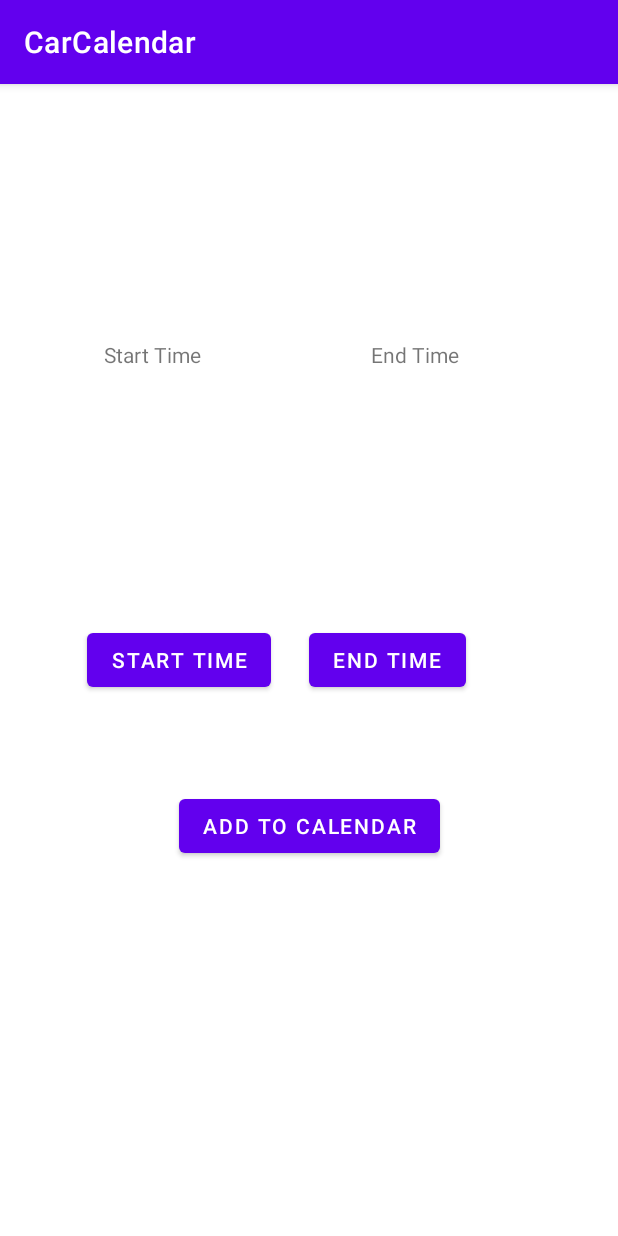
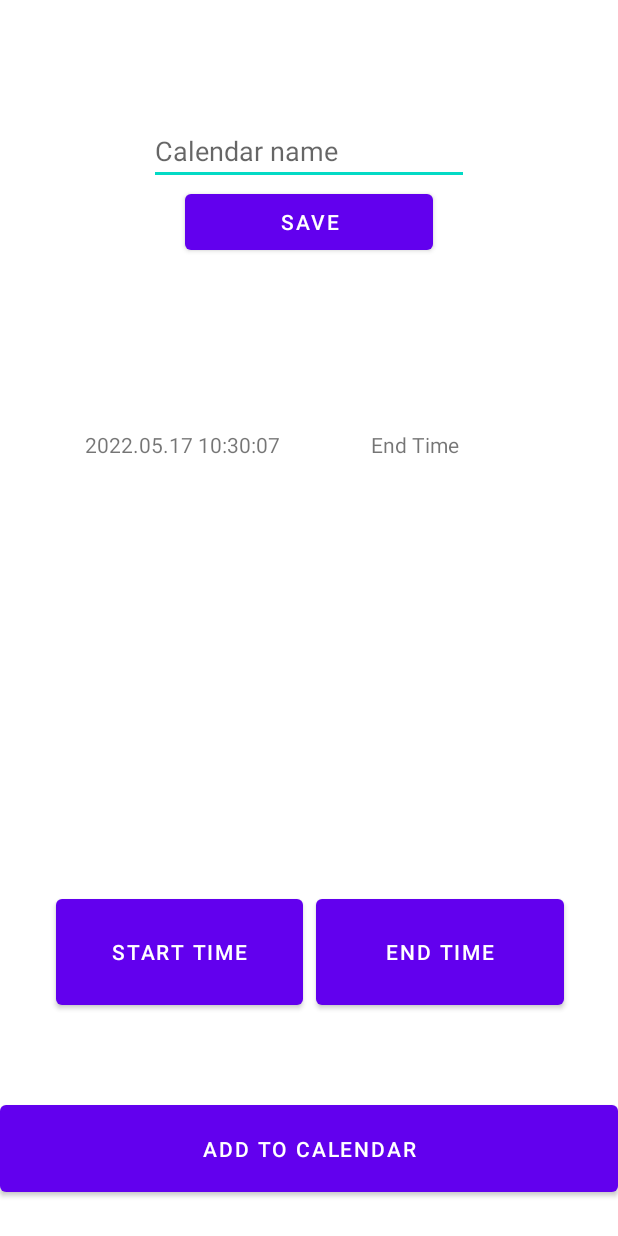
Before and after one commit to RijuGoose/CarCalendar, an Android app: the screen it shows after launch (MainActivity), after a tap on "START TIME", on a phone screen of 412 x 824 dp. Run offline under Robolectric (Android 15) with nearby library versions, the phone set to English and light mode, and no system bars; 1 statement that could not run was skipped.

Commit message:
Action bar removed, saves data in json file

```diff
--- a/app/src/main/AndroidManifest.xml
+++ b/app/src/main/AndroidManifest.xml
@@ -4,7 +4,8 @@
     package="com.riju.carcalendar">
     <uses-permission android:name="android.permission.READ_CALENDAR" />
     <uses-permission android:name="android.permission.WRITE_CALENDAR" />
-    <uses-permission android:name="android.permission.CAMERA"/>
+    <uses-permission android:name="android.permission.WRITE_EXTERNAL_STORAGE" />
+    <uses-permission android:name="android.permission.READ_EXTERNAL_STORAGE" />
     <application
         android:allowBackup="true"
         android:dataExtractionRules="@xml/data_extraction_rules"
--- a/app/src/main/java/com/riju/carcalendar/MainActivity.java
+++ b/app/src/main/java/com/riju/carcalendar/MainActivity.java
@@ -14,6 +14,7 @@ import android.content.pm.PackageManager;
 import android.database.Cursor;
 import android.net.Uri;
 import android.os.Bundle;
+import android.os.Environment;
 import android.provider.CalendarContract;
 import android.util.Log;
 import android.view.View;
@@ -27,7 +28,17 @@ import com.google.android.gms.auth.api.signin.GoogleSignInOptions;
 import com.google.android.gms.common.api.ApiException;
 import com.google.android.gms.tasks.Task;
 
+import org.json.JSONException;
+import org.json.JSONObject;
+
 import java.io.BufferedReader;
+import java.io.BufferedWriter;
+import java.io.File;
+import java.io.FileInputStream;
+import java.io.FileNotFoundException;
+import java.io.FileOutputStream;
+import java.io.FileReader;
+import java.io.FileWriter;
 import java.io.IOException;
 import java.io.InputStreamReader;
 import java.io.OutputStream;
@@ -35,19 +46,24 @@ import java.net.HttpURLConnection;
 import java.net.MalformedURLException;
 import java.net.ProtocolException;
 import java.net.URL;
+import java.nio.charset.StandardCharsets;
 import java.sql.Time;
+import java.text.SimpleDateFormat;
 import java.util.Calendar;
 import java.util.Date;
 
 public class MainActivity extends AppCompatActivity {
 
-
+    long startMillis = 0;
+    long endMillis = 0;
 
     @Override
     protected void onCreate(Bundle savedInstanceState) {
         super.onCreate(savedInstanceState);
         setContentView(R.layout.activity_main);
 
+        ActivityCompat.requestPermissions(MainActivity.this, new String[]{ Manifest.permission.WRITE_CALENDAR, Manifest.permission.READ_CALENDAR}, 1);
+        ActivityCompat.requestPermissions(MainActivity.this, new String[]{ Manifest.permission.WRITE_EXTERNAL_STORAGE, Manifest.permission.READ_EXTERNAL_STORAGE}, 1);
 //        GoogleSignInOptions gso = new GoogleSignInOptions.Builder(GoogleSignInOptions.DEFAULT_SIGN_IN).requestEmail().build();
 //
 //        Intent signInIntent = GoogleSignIn.getClient(this, gso).getSignInIntent();
@@ -55,117 +71,14 @@ public class MainActivity extends AppCompatActivity {
 //
 //        startActivityForResult(signInIntent, 1);
 
-        Button startbtn = (Button)this.findViewById(R.id.startbtn);
-        TextView starttime = (TextView)this.findViewById(R.id.starttime);
+        TextView starttime = (TextView) this.findViewById(R.id.starttime);
 
-        startbtn.setOnClickListener(new View.OnClickListener(){
-            public void onClick(View v){
-                Calendar time = Calendar.getInstance();
-                time.setTime(new Date());
-                time.set(Calendar.HOUR_OF_DAY, time.get(Calendar.HOUR_OF_DAY) + 1);
+        Calendar time = Calendar.getInstance();
+        time.setTimeInMillis(Long.parseLong(getCarDataJson("starttime")));
 
-            }
-        });
-
-        int permCalendar = ActivityCompat.checkSelfPermission(MainActivity.this, Manifest.permission.WRITE_CALENDAR);
-
-        if(permCalendar != PackageManager.PERMISSION_GRANTED)
-        {
-            ActivityCompat.requestPermissions(MainActivity.this, new String[]{ Manifest.permission.WRITE_CALENDAR, Manifest.permission.READ_CALENDAR}, 1);
-
-        }
-        if(permCalendar == PackageManager.PERMISSION_GRANTED) {
-            long calID = getCalendarId();
-
-            if (calID == -1) {
-                Toast.makeText(MainActivity.this, "Naptár nem található", Toast.LENGTH_LONG).show();
-                return;
-            }
-
-            long startMillis = 0;
-            long endMillis = 0;
-            Calendar time = Calendar.getInstance();
-            time.setTime(new Date());
-            startMillis = time.getTimeInMillis();
-            time.set(Calendar.HOUR_OF_DAY, time.get(Calendar.HOUR_OF_DAY) + 1);
-
-            endMillis = time.getTimeInMillis();
-
-            ContentResolver cr = getContentResolver();
-            ContentValues values = new ContentValues();
-            values.put(CalendarContract.Events.DTSTART, startMillis);
-            values.put(CalendarContract.Events.DTEND, endMillis);
-            values.put(CalendarContract.Events.TITLE, "Event Example");
-            values.put(CalendarContract.Events.DESCRIPTION, "Description to the example event");
-            values.put(CalendarContract.Events.CALENDAR_ID, calID);
-            values.put(CalendarContract.Events.EVENT_TIMEZONE, "America/Los_Angeles");
-            values.put(CalendarContract.Events.EVENT_LOCATION, "New York City");
-
-            //Uri uri = cr.insert(CalendarContract.Events.CONTENT_URI, values);
-
-
-//_-------------------
-            String[] projection = new String[] { CalendarContract.Calendars._ID, CalendarContract.Calendars.ACCOUNT_NAME, CalendarContract.Calendars.CALENDAR_DISPLAY_NAME };
-            String selection = CalendarContract.Calendars.ACCOUNT_NAME + " = ? AND "
-                    + CalendarContract.Calendars.ACCOUNT_TYPE + " = ? ";
-            // use the same values as above:
-            //String[] selArgs = new String[] { calendarName, CalendarContract.ACCOUNT_TYPE_LOCAL  };
-            String[] selArgs = new String[] { "oszvaldgergo20@gmail.com", "com.google"  };
-
-            Cursor cursor = getContentResolver().query(CalendarContract.Calendars.CONTENT_URI, projection, selection,
-                    selArgs, null);
-
-            String out = "";
-            while (cursor.moveToNext()) {
-
-                out += cursor.getLong(0) + ", " + cursor.getString(1) + ", "  + cursor.getString(2) + "\r\n";
-            }
-
-            AlertDialog.Builder dlgAlert  = new AlertDialog.Builder(this);
-            dlgAlert.setMessage(out);
-            dlgAlert.setTitle("App Title");
-            dlgAlert.setPositiveButton("OK", null);
-            dlgAlert.setCancelable(true);
-            dlgAlert.create().show();
-        }
-
-//        URL url = null;
-//        try {
-//            url = new URL("https://www.googleapis.com/calendar/v3/calendars/[CALENDARID]/events?key=[YOUR_API_KEY] HTTP/1.1");
-//        } catch (MalformedURLException e) {
-//            e.printStackTrace();
-//        }
-//
-//        HttpURLConnection con = null;
-//        try {
-//            con = (HttpURLConnection)url.openConnection();
-//            con.setRequestMethod("POST");
-//
-//            con.setRequestProperty("Content-Type", "application/json; utf-8");
-//            con.setRequestProperty("Accept", "application/json");
-//
-//            con.setDoOutput(true);
-//
-//            String jsonInputString = "{key: value, key: value";
-//
-//            try(OutputStream os = con.getOutputStream()) {
-//                byte[] input = jsonInputString.getBytes("utf-8");
-//                os.write(input, 0, input.length);
-//            }
-//
-//            try(BufferedReader br = new BufferedReader(
-//                    new InputStreamReader(con.getInputStream(), "utf-8"))) {
-//                StringBuilder response = new StringBuilder();
-//                String responseLine = null;
-//                while ((responseLine = br.readLine()) != null) {
-//                    response.append(responseLine.trim());
-//                }
-//                System.out.println(response.toString());
-//            }
-//
-//        } catch (Exception e) {
-//            e.printStackTrace();
-//        }
+        SimpleDateFormat sdf = new SimpleDateFormat("yyyy.MM.dd HH:mm:ss");
+        String datestring = sdf.format(time.getTime());
+        starttime.setText(datestring);
     }
 
     private long getCalendarId() {
@@ -175,7 +88,11 @@ public class MainActivity extends AppCompatActivity {
                 + CalendarContract.Calendars.CALENDAR_DISPLAY_NAME + " = ? ";
         // use the same values as above:
         //String[] selArgs = new String[] { calendarName, CalendarContract.ACCOUNT_TYPE_LOCAL  };
-        String[] selArgs = new String[] { "oszvaldgergo20@gmail.com", "com.google", "Jövőbeli esegfbmények" };
+        //String[] selArgs = new String[] { "oszvaldgergo20@gmail.com", "com.google", "Jövőbeli események" };
+
+        String calendarname = ((TextView)findViewById(R.id.calendarname)).getText().toString();
+
+        String[] selArgs = new String[] { "oszvaldgergo20@gmail.com", "com.google", calendarname };
         if (ActivityCompat.checkSelfPermission(this,
                 Manifest.permission.READ_CALENDAR) != PackageManager.PERMISSION_GRANTED) {
             return -1;
@@ -214,4 +131,162 @@ public class MainActivity extends AppCompatActivity {
             //updateUI(null);
         }
     }
+
+    public void AddStartTime(View v)
+    {
+        TextView starttime = (TextView)this.findViewById(R.id.starttime);
+
+        Calendar time = Calendar.getInstance();
+        time.setTime(new Date());
+
+        SimpleDateFormat sdf = new SimpleDateFormat("yyyy.MM.dd HH:mm:ss");
+        String datestring = sdf.format(new Date());
+        starttime.setText(datestring);
+
+        startMillis = time.getTimeInMillis();
+
+        JSONObject jsonObject = new JSONObject();
+        try {
+            jsonObject.put("starttime", startMillis);
+
+            String userString = jsonObject.toString();
+// Define the File Path and its Name
+            File file = new File(getFilesDir(), "cardata.json");
+            FileWriter fileWriter = new FileWriter(file);
+            BufferedWriter bufferedWriter = new BufferedWriter(fileWriter);
+            bufferedWriter.write(userString);
+            bufferedWriter.close();
+        } catch (JSONException | IOException e) {
+            e.printStackTrace();
+        }
+    }
+
+    private String getCarDataJson(String attribute)
+    {
+        File file = new File(getFilesDir(), "cardata.json");
+        FileReader fileReader = null;
+        try {
+            fileReader = new FileReader(file);
+            BufferedReader bufferedReader = new BufferedReader(fileReader);
+            StringBuilder stringBuilder = new StringBuilder();
+            String line = bufferedReader.readLine();
+            while (line != null){
+                stringBuilder.append(line).append("\n");
+                line = bufferedReader.readLine();
+            }
+            bufferedReader.close();
+
+            String response = stringBuilder.toString();
+
+            JSONObject jsonObject  = new JSONObject(response);
+            return jsonObject.get(attribute).toString();
+        } catch (FileNotFoundException e) {
+            e.printStackTrace();
+        } catch (IOException e) {
+            e.printStackTrace();
+        } catch (JSONException e) {
+            e.printStackTrace();
+        }
+
+        return "";
+    }
+
+    public void AddEndTime(View v)
+    {
+        File file = new File(getFilesDir(), "cardata.json");
+        FileReader fileReader = null;
+        try {
+            fileReader = new FileReader(file);
+            BufferedReader bufferedReader = new BufferedReader(fileReader);
+            StringBuilder stringBuilder = new StringBuilder();
+            String line = bufferedReader.readLine();
+            while (line != null){
+                stringBuilder.append(line).append("\n");
+                line = bufferedReader.readLine();
+            }
+            bufferedReader.close();
+
+            String response = stringBuilder.toString();
+
+            JSONObject jsonObject  = new JSONObject(response);
+            jsonObject.get("starttime").toString();
+        } catch (FileNotFoundException e) {
+            e.printStackTrace();
+        } catch (IOException e) {
+            e.printStackTrace();
+        } catch (JSONException e) {
+            e.printStackTrace();
+        }
+
+        TextView endtime = (TextView)this.findViewById(R.id.endtime);
+        Calendar time = Calendar.getInstance();
+        time.setTime(new Date());
+
+        endMillis = time.getTimeInMillis();
+
+        SimpleDateFormat sdf = new SimpleDateFormat("yyyy.MM.dd HH:mm:ss");
+        String datestring = sdf.format(new Date());
+        endtime.setText(datestring);
+    }
+
+    public void AddEventToCalendar(View v)
+    {
+        int permCalendar = ActivityCompat.checkSelfPermission(MainActivity.this, Manifest.permission.WRITE_CALENDAR);
+
+//                if(permCalendar != PackageManager.PERMISSION_GRANTED)
+//                {
+//                    ActivityCompat.requestPermissions(MainActivity.this, new String[]{ Manifest.permission.WRITE_CALENDAR, Manifest.permission.READ_CALENDAR}, 1);
+//
+//                }
+        if(permCalendar == PackageManager.PERMISSION_GRANTED) {
+            long calID = getCalendarId();
+
+            if (calID == -1) {
+                Toast.makeText(MainActivity.this, "Naptár nem található", Toast.LENGTH_LONG).show();
+                return;
+            }
+
+
+            ContentResolver cr = getContentResolver();
+            ContentValues values = new ContentValues();
+            values.put(CalendarContract.Events.DTSTART, startMillis);
+            values.put(CalendarContract.Events.DTEND, endMillis);
+            values.put(CalendarContract.Events.TITLE, "Autó használat");
+            //values.put(CalendarContract.Events.DESCRIPTION, "Description to the example event");
+            values.put(CalendarContract.Events.EVENT_TIMEZONE, Calendar.getInstance().getTimeZone().toString());
+            values.put(CalendarContract.Events.CALENDAR_ID, calID);
+
+            Uri uri = cr.insert(CalendarContract.Events.CONTENT_URI, values);
+        }
+    }
+
+    public void ListMyCalendars()
+    {
+        String[] projection = new String[] { CalendarContract.Calendars._ID, CalendarContract.Calendars.ACCOUNT_NAME, CalendarContract.Calendars.CALENDAR_DISPLAY_NAME };
+        String selection = CalendarContract.Calendars.ACCOUNT_NAME + " = ? AND "
+                + CalendarContract.Calendars.ACCOUNT_TYPE + " = ? ";
+        // use the same values as above:
+        //String[] selArgs = new String[] { calendarName, CalendarContract.ACCOUNT_TYPE_LOCAL  };
+        String[] selArgs = new String[] { "oszvaldgergo20@gmail.com", "com.google"  };
+
+        Cursor cursor = getContentResolver().query(CalendarContract.Calendars.CONTENT_URI, projection, selection,
+                selArgs, null);
+
+        String out = "";
+        while (cursor.moveToNext()) {
+
+            out += cursor.getLong(0) + ", " + cursor.getString(1) + ", "  + cursor.getString(2) + "\r\n";
+        }
+
+        AlertDialog.Builder dlgAlert  = new AlertDialog.Builder(this);
+        dlgAlert.setMessage(out);
+        dlgAlert.setTitle("App Title");
+        dlgAlert.setPositiveButton("OK", null);
+        dlgAlert.setCancelable(true);
+        dlgAlert.create().show();
+    }
+
+    public void SaveConfig(View view)
+    {
+    }
 }
--- a/app/src/main/res/layout/activity_main.xml
+++ b/app/src/main/res/layout/activity_main.xml
@@ -10,8 +10,10 @@
 
     <Button
         android:id="@+id/startbtn"
-        android:layout_width="wrap_content"
-        android:layout_height="wrap_content"
+        android:layout_height="0dp"
+        android:layout_width="0dp"
+        app:layout_constraintHeight_percent="0.1"
+        app:layout_constraintWidth_percent="0.4"
         android:text="Start time"
 
         app:layout_constraintStart_toStartOf="parent"
@@ -19,13 +21,17 @@
         app:layout_constraintBottom_toBottomOf="parent"
         app:layout_constraintTop_toTopOf="parent"
 
-        app:layout_constraintHorizontal_bias="0.2"
+        app:layout_constraintHorizontal_bias="0.15"
+        app:layout_constraintVertical_bias="0.8"
+        android:onClick="AddStartTime"
 
         />
     <Button
         android:id="@+id/endbtn"
-        android:layout_width="wrap_content"
-        android:layout_height="wrap_content"
+        android:layout_height="0dp"
+        android:layout_width="0dp"
+        app:layout_constraintHeight_percent="0.1"
+        app:layout_constraintWidth_percent="0.4"
         android:text="End time"
 
         app:layout_constraintStart_toEndOf="@id/startbtn"
@@ -34,13 +40,16 @@
         app:layout_constraintTop_toTopOf="parent"
 
         app:layout_constraintHorizontal_bias="0.2"
+        app:layout_constraintVertical_bias="0.8"
 
+
+        android:onClick="AddEndTime"
         />
 
     <Button
         android:id="@+id/addbtn"
-        android:layout_width="wrap_content"
-        android:layout_height="wrap_content"
+        android:layout_width="match_parent"
+        android:layout_height="70dp"
         android:text="Add to Calendar"
 
         app:layout_constraintStart_toStartOf="parent"
@@ -49,8 +58,9 @@
         app:layout_constraintBottom_toBottomOf="parent"
 
         app:layout_constraintHorizontal_bias="0.5"
-        app:layout_constraintVertical_bias="0.2"
+        app:layout_constraintVertical_bias="0.7"
 
+        android:onClick="AddEventToCalendar"
         />
 
     <TextView
@@ -82,4 +92,36 @@
         app:layout_constraintHorizontal_bias="0.7"
         app:layout_constraintVertical_bias="0.5"
         />
+
+    <EditText
+        android:id="@+id/calendarname"
+        android:layout_width="wrap_content"
+        android:layout_height="wrap_content"
+        android:ems="10"
+        android:hint="Calendar name"
+        app:layout_constraintBottom_toBottomOf="parent"
+        app:layout_constraintEnd_toEndOf="parent"
+        app:layout_constraintStart_toStartOf="parent"
+
+        app:layout_constraintTop_toTopOf="parent"
+        app:layout_constraintVertical_bias="0.1" />
+
+    <Button
+        android:id="@+id/savebtn"
+        android:layout_height="0dp"
+        android:layout_width="0dp"
+        app:layout_constraintHeight_percent="0.06"
+        app:layout_constraintWidth_percent="0.4"
+        android:text="Save"
+
+        app:layout_constraintStart_toStartOf="@id/calendarname"
+        app:layout_constraintEnd_toEndOf="@id/calendarname"
+        app:layout_constraintBottom_toBottomOf="parent"
+        app:layout_constraintTop_toBottomOf="@id/calendarname"
+
+        app:layout_constraintHorizontal_bias="0.5"
+        app:layout_constraintVertical_bias="0"
+        android:onClick="SaveConfig"
+
+        />
 </androidx.constraintlayout.widget.ConstraintLayout>
--- a/app/src/main/res/values-night/themes.xml
+++ b/app/src/main/res/values-night/themes.xml
@@ -1,6 +1,6 @@
 <resources xmlns:tools="http://schemas.android.com/tools">
     <!-- Base application theme. -->
-    <style name="Theme.CarCalendar" parent="Theme.MaterialComponents.DayNight.DarkActionBar">
+    <style name="Theme.CarCalendar" parent="Theme.MaterialComponents.DayNight.NoActionBar">
         <!-- Primary brand color. -->
         <item name="colorPrimary">@color/purple_200</item>
         <item name="colorPrimaryVariant">@color/purple_700</item>
--- a/app/src/main/res/values/themes.xml
+++ b/app/src/main/res/values/themes.xml
@@ -1,6 +1,6 @@
 <resources xmlns:tools="http://schemas.android.com/tools">
     <!-- Base application theme. -->
-    <style name="Theme.CarCalendar" parent="Theme.MaterialComponents.DayNight.DarkActionBar">
+    <style name="Theme.CarCalendar" parent="Theme.MaterialComponents.DayNight.NoActionBar">
         <!-- Primary brand color. -->
         <item name="colorPrimary">@color/purple_500</item>
         <item name="colorPrimaryVariant">@color/purple_700</item>
```
